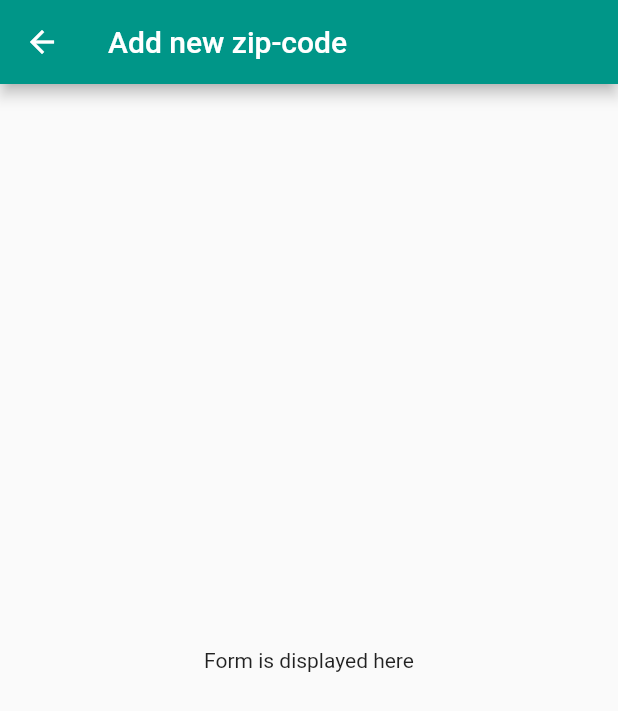
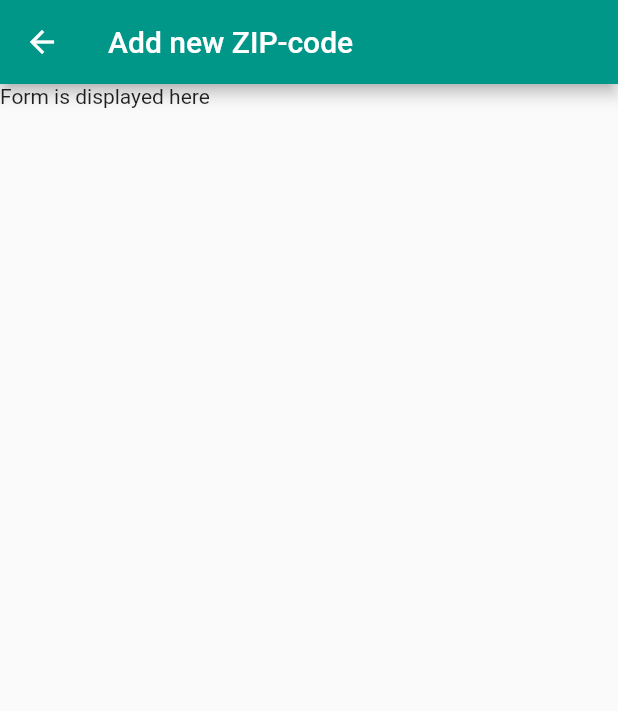
Before and after one commit to eug-vs/ziplock, a Flutter app: the screen it shows after launch, after a tap on the "add" icon, on a phone screen of 412 x 824 dp. Shown: the top 711 px of the screen. Run offline on Flutter 3.47's test engine with Material 2 defaults, Android fonts, the light colour scheme and no system bars.

Commit message:
refactor: structurize containers

```diff
--- a/lib/containers/FormPage.dart
+++ /dev/null
@@ -1,20 +0,0 @@
-import 'package:flutter/material.dart';
-
-class FormPage extends StatefulWidget {
-  FormPage({Key key }) : super(key: key);
-
-  State<StatefulWidget> createState() => FormPageState();
-}
-
-class FormPageState extends State<FormPage> {
-  Widget build(BuildContext context) {
-    return Scaffold(
-      appBar: AppBar(
-        title: Text('Add new zip-code'),
-      ),
-      body: Center(
-        child: Text('Form is displayed here')
-      )
-    );
-  }
-}
--- /dev/null
+++ b/lib/containers/FormPage/FormPage.dart
@@ -0,0 +1,16 @@
+import 'package:flutter/material.dart';
+
+
+class FormPage extends StatelessWidget {
+  FormPage({Key key}) : super(key: key);
+
+  @override
+  Widget build(BuildContext context) {
+    return Scaffold(
+      appBar: AppBar(
+        title: Text('Add new ZIP-code'),
+      ),
+      body: Text('Form is displayed here'),
+    );
+  }
+}
--- a/lib/containers/HomePage.dart
+++ /dev/null
@@ -1,54 +0,0 @@
-import 'package:flutter/material.dart';
-import './FormPage.dart';
-
-
-class HomePage extends StatefulWidget {
-  HomePage({Key key, this.title}) : super(key: key);
-
-  final String title;
-
-  @override
-  _HomePageState createState() => _HomePageState();
-}
-
-class _HomePageState extends State<HomePage> {
-  int _counter = 0;
-
-  void _incrementCounter() {
-    setState(() {
-      _counter++;
-    });
-  }
-
-  void _handleFab () {
-    Navigator.push(context, MaterialPageRoute(builder: (context) => FormPage()));
-  }
-
-  @override
-  Widget build(BuildContext context) {
-    return Scaffold(
-      appBar: AppBar(
-        title: Text(widget.title),
-      ),
-      body: Center(
-        child: Column(
-          mainAxisAlignment: MainAxisAlignment.center,
-          children: <Widget>[
-            Text(
-              'You have pushed the button this many times:',
-            ),
-            Text(
-              '$_counter',
-              style: Theme.of(context).textTheme.headline4,
-            ),
-          ],
-        ),
-      ),
-      floatingActionButton: FloatingActionButton(
-        onPressed: _handleFab,
-        tooltip: 'Increment',
-        child: Icon(Icons.add),
-      ),
-    );
-  }
-}
--- /dev/null
+++ b/lib/containers/HomePage/HomePage.dart
@@ -0,0 +1,25 @@
+import 'package:flutter/material.dart';
+import '../FormPage/FormPage.dart';
+
+
+class HomePage extends StatelessWidget {
+  HomePage({Key key}) : super(key: key);
+
+  @override
+  Widget build(BuildContext context) {
+    return Scaffold(
+      appBar: AppBar(
+        title: Text('Ziplock'),
+      ),
+      body: Text('Nothing interesting here yet'),
+      floatingActionButton: FloatingActionButton(
+        onPressed: () => Navigator.push(
+            context,
+            MaterialPageRoute(builder: (context) => FormPage())
+        ),
+        tooltip: 'Add zip-code',
+        child: Icon(Icons.add),
+      ),
+    );
+  }
+}
--- a/lib/main.dart
+++ b/lib/main.dart
@@ -1,5 +1,5 @@
 import 'package:flutter/material.dart';
-import 'containers/HomePage.dart';
+import 'containers/HomePage/HomePage.dart';
 
 void main() {
   runApp(App());
@@ -13,7 +13,7 @@ class App extends StatelessWidget {
       theme: ThemeData(
         primarySwatch: Colors.teal,
       ),
-      home: HomePage(title: 'Ziplock'),
+      home: HomePage(),
     );
   }
 }
```
